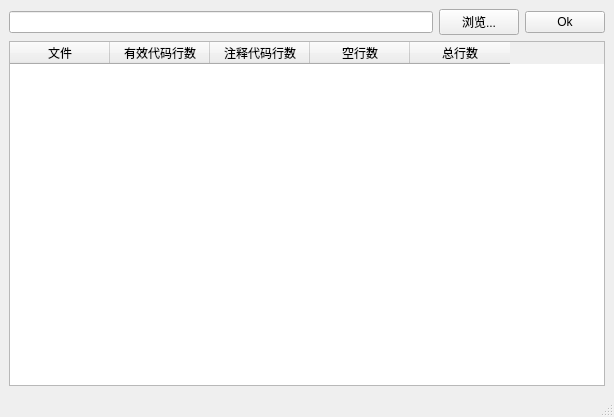
coolweedman/CodeStatistics, file Code/Ui/codestatisticswindow.ui: the form before one commit.
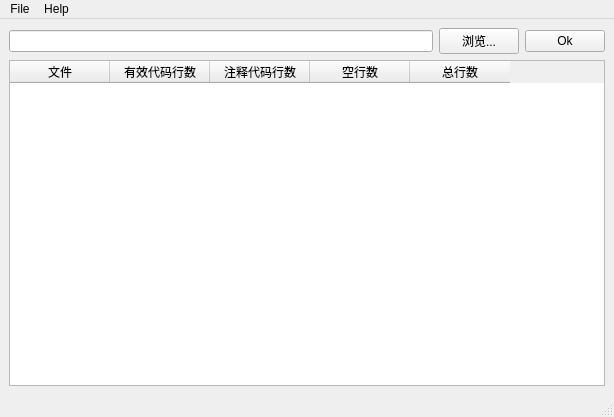
The form after the commit.

Diff of the .ui file:
```diff
--- a/Code/Ui/codestatisticswindow.ui
+++ b/Code/Ui/codestatisticswindow.ui
@@ -72,6 +72,20 @@
      <height>23</height>
     </rect>
    </property>
+   <widget class="QMenu" name="menuFile">
+    <property name="title">
+     <string>File</string>
+    </property>
+    <addaction name="actionExit"/>
+   </widget>
+   <widget class="QMenu" name="menuHelp">
+    <property name="title">
+     <string>Help</string>
+    </property>
+    <addaction name="actionAbout"/>
+   </widget>
+   <addaction name="menuFile"/>
+   <addaction name="menuHelp"/>
   </widget>
   <widget class="QStatusBar" name="statusbar"/>
  </widget>
```
Left out of the diff: 10 changed lines with no effect on the pictures.
